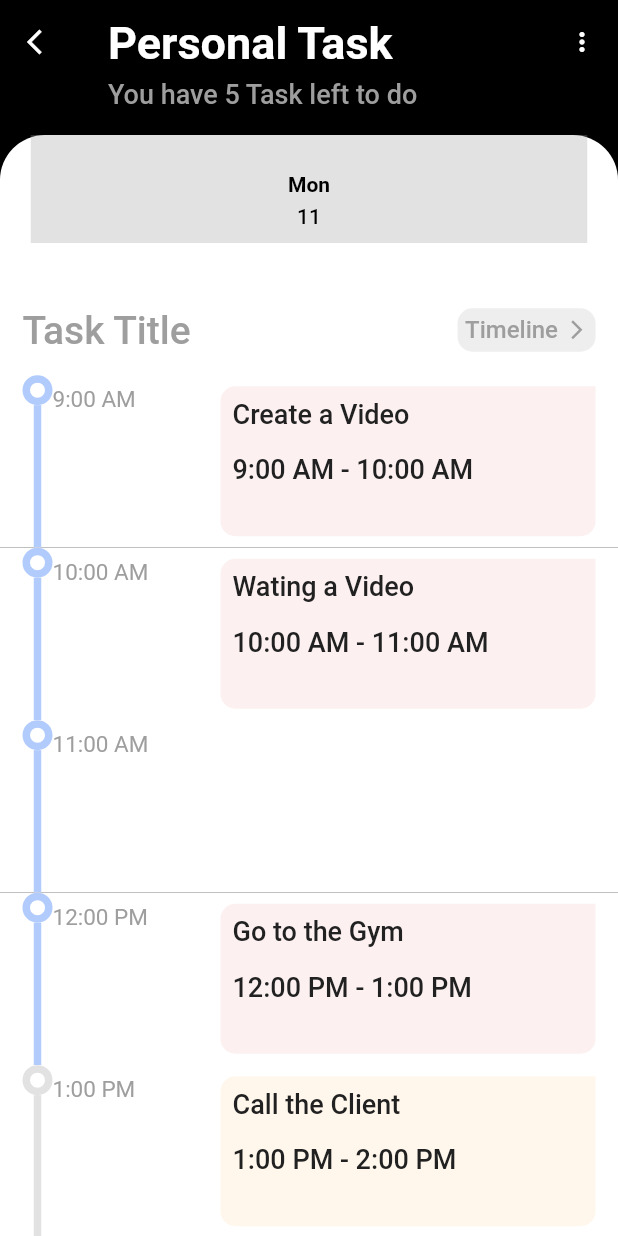
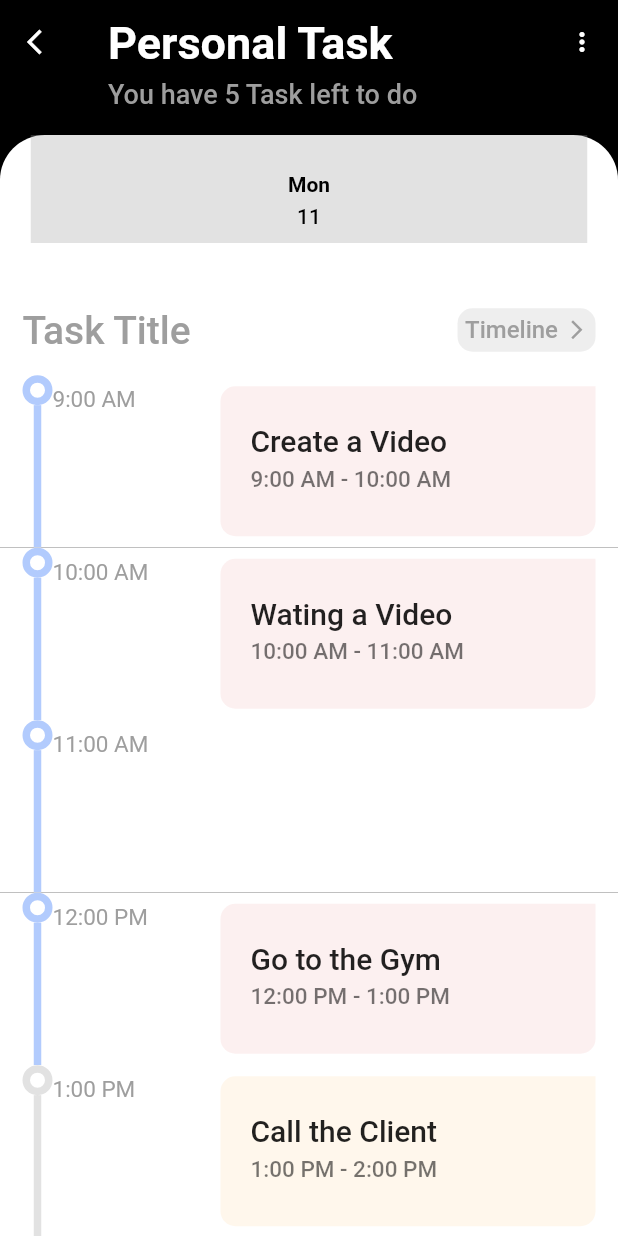
Before and after one commit to arslanazmat23/task_management_app, a Flutter app: the screen it shows after launch, after a tap on "Personal", on a phone screen of 412 x 824 dp. Run offline on Flutter 3.47's test engine with Material 2 defaults, Android fonts, the phone set to English and light mode, and no system bars; drawn by our look-alikes of timeline_tile; our stand-ins replace dotted_border.

Commit message:
Functional App

```diff
--- a/lib/widgets/TaskTimeLine.dart
+++ b/lib/widgets/TaskTimeLine.dart
@@ -54,23 +54,23 @@ class TaskTimeLine extends StatelessWidget {
         child: Column(
           crossAxisAlignment: CrossAxisAlignment.start,
           children: [
-            Padding(padding: const EdgeInsets.all(8.0),
+            Padding(padding: const EdgeInsets.only(left: 20, top: 25),
             child: Text(
                 title,
                 style: TextStyle(
-                  color: Colors.grey.shade900,
-                  fontSize: 18,
+                  color: Colors.black87,
+                  fontSize: 20,
                   fontWeight: FontWeight.w500,
                 ),
 
             ),
             ),
-            Padding(padding: const EdgeInsets.all(8.0),
+            Padding(padding: const EdgeInsets.only(left: 20, top: 5),
             child: Text(
               slot,
               style: TextStyle(
-                color: Colors.grey.shade900,
-                fontSize: 18,
+                color: Colors.black54,
+                fontSize: 15,
                 fontWeight: FontWeight.w500,)
             ),)
           ],
```
